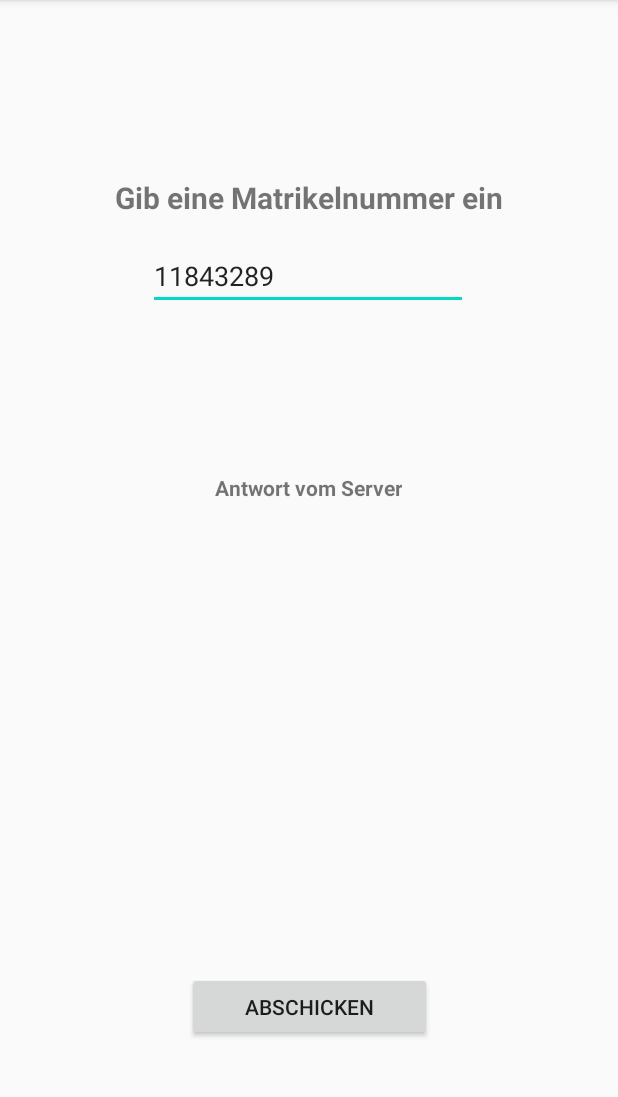
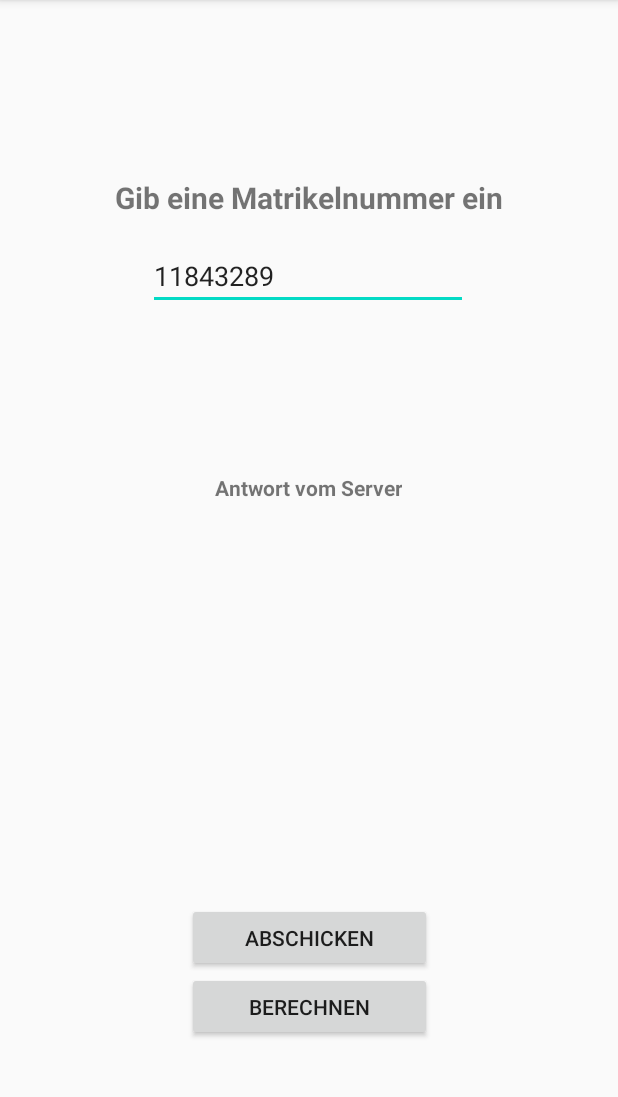
Before and after one commit to elsantner/SEII_Einzelbeispiel, an Android app: the screen it shows after launch (MainActivity), on a phone screen of 412 x 824 dp, the part 84-1181 px from its top. Run offline under Robolectric (Android 15) with nearby library versions, the phone set to English and light mode, and no system bars; our stand-ins replace RxJava.

```diff
--- a/app/src/main/java/edu/elsantner/einzelbeispiel_santner/MainActivity.java
+++ b/app/src/main/java/edu/elsantner/einzelbeispiel_santner/MainActivity.java
@@ -17,7 +17,7 @@ import io.reactivex.schedulers.Schedulers;
 
 public class MainActivity extends AppCompatActivity  {
 
-    private Button btnSend;
+    private Button btnSend, btnCalc;
     private TextView lblOutput;
     private EditText txtMNr;
     private TCPClient client;
@@ -37,6 +37,17 @@ public class MainActivity extends AppCompatActivity  {
 
     private void setOnClickListeners() {
         setupSendClickListener();
+        setupCalculationListener();
+    }
+
+    private void setupCalculationListener() {
+        this.btnCalc.setOnClickListener(new OnClickListener() {
+            @Override
+            public void onClick(View view) {
+                lblOutput.setText(String.format(getResources().getString(R.string.calc_description),
+                        CalculationHelper.sortAndFilterPrimes(txtMNr.getText().toString())));
+            }
+        });
     }
 
     private void setupSendClickListener() {
@@ -77,6 +88,7 @@ public class MainActivity extends AppCompatActivity  {
 
     private void getViews() {
         this.btnSend = findViewById(R.id.btnSend);
+        this.btnCalc = findViewById(R.id.btnCalc);
         this.lblOutput = findViewById(R.id.lblOutput);
         this.txtMNr = findViewById(R.id.editTextNumber);
     }
--- a/app/src/main/res/layout/activity_main.xml
+++ b/app/src/main/res/layout/activity_main.xml
@@ -57,8 +57,17 @@
         android:id="@+id/btnSend"
         android:layout_width="163dp"
         android:layout_height="46dp"
+        android:text="@string/send_btn"
+        app:layout_constraintBottom_toTopOf="@+id/btnCalc"
+        app:layout_constraintEnd_toEndOf="@+id/btnCalc"
+        app:layout_constraintStart_toStartOf="@+id/btnCalc" />
+
+    <Button
+        android:id="@+id/btnCalc"
+        android:layout_width="163dp"
+        android:layout_height="46dp"
         android:layout_marginBottom="64dp"
-        android:text="@string/send_btn"
+        android:text="@string/calc_btn"
         app:layout_constraintBottom_toBottomOf="parent"
         app:layout_constraintEnd_toEndOf="parent"
         app:layout_constraintStart_toStartOf="parent" />
--- a/app/src/main/res/values/strings.xml
+++ b/app/src/main/res/values/strings.xml
@@ -3,6 +3,8 @@
     <string name="input_label">Gib eine Matrikelnummer ein</string>
     <string name="output_label">Antwort vom Server</string>
     <string name="send_btn">Abschicken</string>
+    <string name="calc_btn">Berechnen</string>
+    <string name="calc_description">Nicht-prime Ziffern der Größe nach sortiert: \n%s</string>
     <string name="error_placeholder">Error: %s</string>
     <string name="default_mnr">11843289</string>
 </resources>
```
